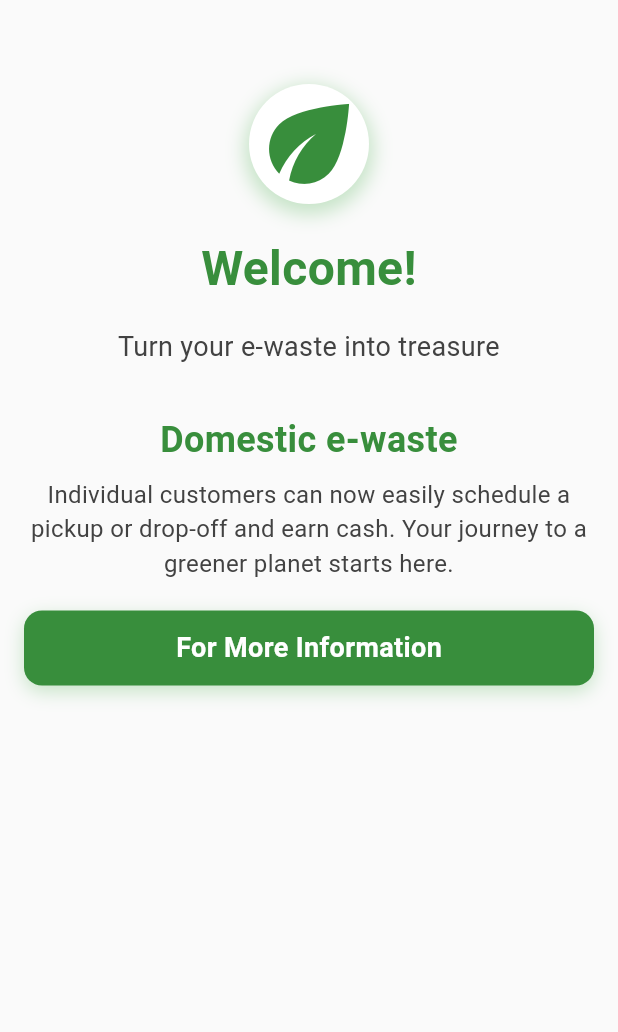
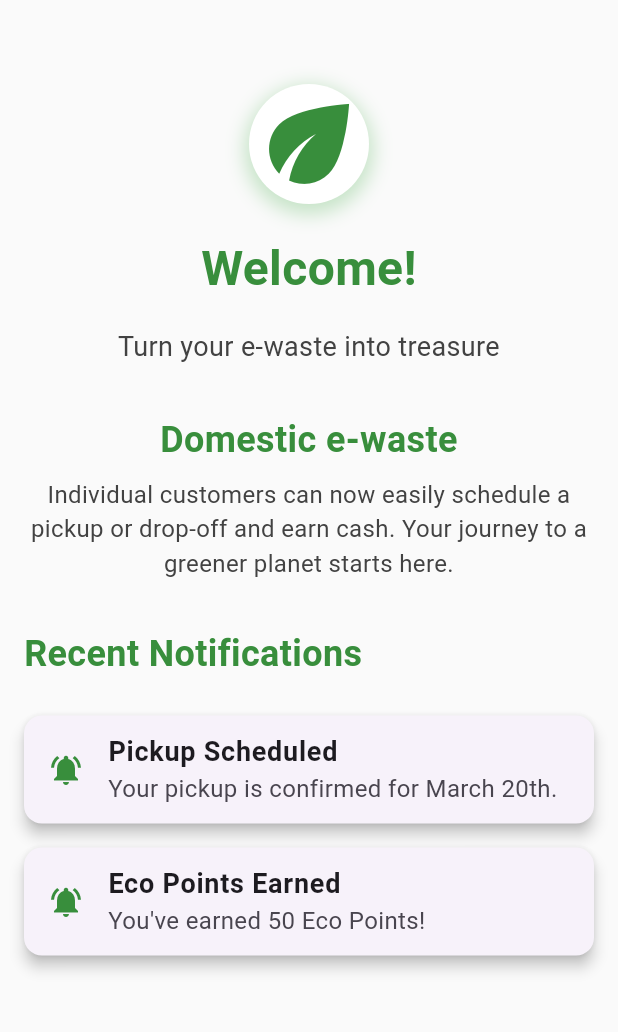
Before and after one commit to 7account13/Bing_Chilling, a Flutter app: the CollectorHomePage screen opened directly, on a phone screen of 412 x 824 dp, the part 84-1116 px from its top. Run offline on Flutter 3.47's test engine with Material 3 defaults, Android fonts, the phone set to English and light mode, and no system bars; our stand-ins replace camera, image_picker.

Commit message:
Collector page edito

```diff
--- a/lib/collector/collector_home_page.dart
+++ b/lib/collector/collector_home_page.dart
@@ -2,12 +2,17 @@ import 'package:flutter/material.dart';
 import 'notification_page.dart';
 
 class CollectorHomePage extends StatelessWidget {
+  final List<Map<String, String>> notifications = [
+    {"title": "Pickup Scheduled", "message": "Your pickup is confirmed for March 20th."},
+    {"title": "Eco Points Earned", "message": "You've earned 50 Eco Points!"},
+  ];
+
   @override
   Widget build(BuildContext context) {
     return Scaffold(
       appBar: AppBar(
         leading: IconButton(
-          icon: Icon(Icons.arrow_back, color: Colors.white), // Back icon with white color
+          icon: Icon(Icons.arrow_back, color: Colors.white),
           onPressed: () => Navigator.pop(context),
         ),
         title: Row(
@@ -28,7 +33,6 @@ class CollectorHomePage extends StatelessWidget {
         centerTitle: true,
         backgroundColor: Colors.green.shade700,
         actions: [
-          // Notification Icon Button
           IconButton(
             icon: Icon(Icons.notifications, color: Colors.white),
             onPressed: () {
@@ -43,9 +47,10 @@ class CollectorHomePage extends StatelessWidget {
       body: SingleChildScrollView(
         child: Column(
           children: [
-            SizedBox(height: 40), // Leave some space on top
+            SizedBox(height: 40),
             _buildWelcomeSection(),
             _buildEwasteSection(),
+            _buildNotificationSection(),
           ],
         ),
       ),
@@ -53,20 +58,17 @@ class CollectorHomePage extends StatelessWidget {
   }
 
   Widget _buildWelcomeSection() {
-    return Column(
-      children: [
-        Container(
+    return Container(
       padding: EdgeInsets.all(16),
       child: Column(
         children: [
-              // E-waste collector icon with box shadow
           Container(
             decoration: BoxDecoration(
               color: Colors.white,
               shape: BoxShape.circle,
               boxShadow: [
                 BoxShadow(
-                      color: Colors.green.withOpacity(0.3), // Replace with .withValues()
+                  color: Colors.green.withOpacity(0.3),
                   blurRadius: 10,
                   spreadRadius: 3,
                   offset: Offset(0, 4),
@@ -74,7 +76,7 @@ class CollectorHomePage extends StatelessWidget {
               ],
             ),
             child: Icon(
-                  Icons.eco, // Use a relevant icon for e-waste collection
+              Icons.eco,
               size: 80,
               color: Colors.green.shade700,
             ),
@@ -85,7 +87,7 @@ class CollectorHomePage extends StatelessWidget {
             style: TextStyle(
               fontSize: 32,
               fontWeight: FontWeight.bold,
-                  color: Colors.green.shade700, // Green font color
+              color: Colors.green.shade700,
             ),
             textAlign: TextAlign.center,
           ),
@@ -97,8 +99,6 @@ class CollectorHomePage extends StatelessWidget {
           ),
         ],
       ),
-        ),
-      ],
     );
   }
 
@@ -123,45 +123,40 @@ class CollectorHomePage extends StatelessWidget {
             style: TextStyle(fontSize: 16, color: Colors.grey.shade800),
             textAlign: TextAlign.center,
           ),
-          SizedBox(height: 20),
-          _buildAnimatedButton(),
         ],
       ),
     );
   }
 
-  Widget _buildAnimatedButton() {
-    return AnimatedContainer(
-      duration: Duration(milliseconds: 500),
-      curve: Curves.easeInOut,
-      width: double.infinity,
-      height: 50,
-      decoration: BoxDecoration(
+  Widget _buildNotificationSection() {
+    return Padding(
+      padding: EdgeInsets.all(16),
+      child: Column(
+        crossAxisAlignment: CrossAxisAlignment.start,
+        children: [
+          Text(
+            "Recent Notifications",
+            style: TextStyle(
+              fontSize: 24,
+              fontWeight: FontWeight.bold,
               color: Colors.green.shade700,
-        borderRadius: BorderRadius.circular(12),
-        boxShadow: [
-          BoxShadow(
-            color: Colors.green.withOpacity(0.3), // Replace with .withValues()
-            blurRadius: 10,
-            offset: Offset(0, 4),
-          ),
-        ],
-      ),
-      child: InkWell(
-        onTap: () {
-          // Add action for the button
-        },
-        borderRadius: BorderRadius.circular(12),
-        child: Center(
-          child: Text(
-            "For More Information",
-            style: TextStyle(
-              fontSize: 18,
-              fontWeight: FontWeight.bold,
-              color: Colors.white,
             ),
           ),
+          SizedBox(height: 16),
+          ...notifications.map((notification) => Card(
+            elevation: 4,
+            margin: EdgeInsets.symmetric(vertical: 8),
+            child: ListTile(
+              title: Text(notification['title']!,
+                  style: TextStyle(
+                      fontWeight: FontWeight.bold, fontSize: 18)),
+              subtitle: Text(notification['message']!,
+                  style: TextStyle(fontSize: 16)),
+              leading: Icon(Icons.notifications_active,
+                  color: Colors.green.shade700),
             ),
+          )),
+        ],
       ),
     );
   }
```
Lines whose indentation alone changed are shown as unchanged.
